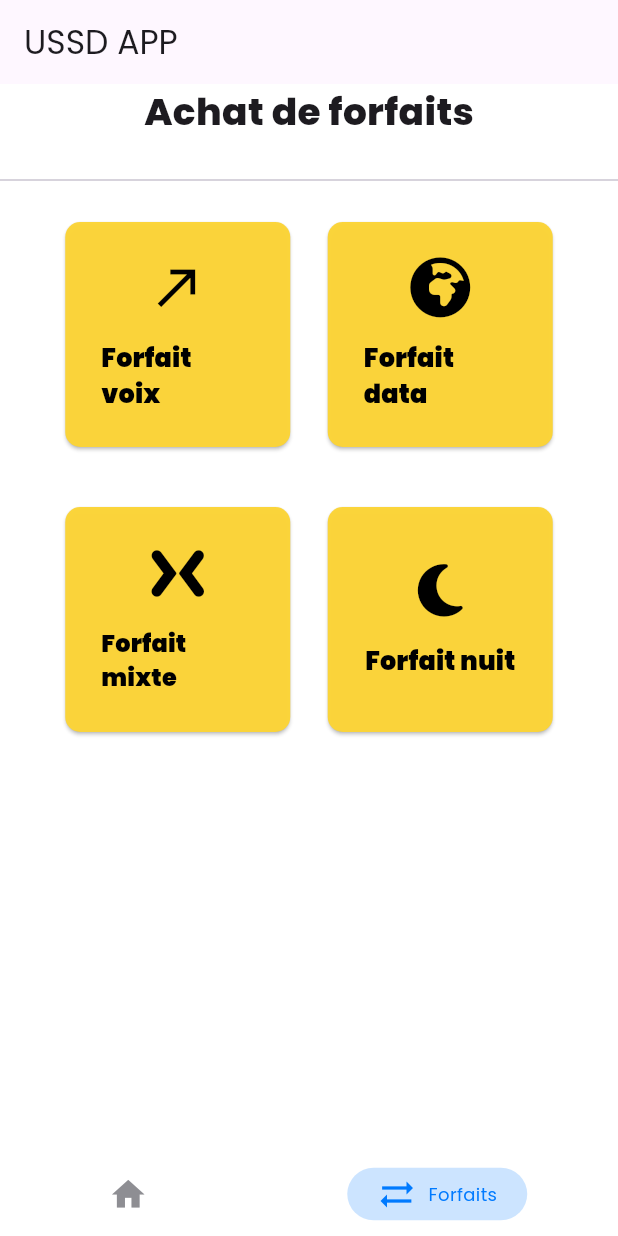
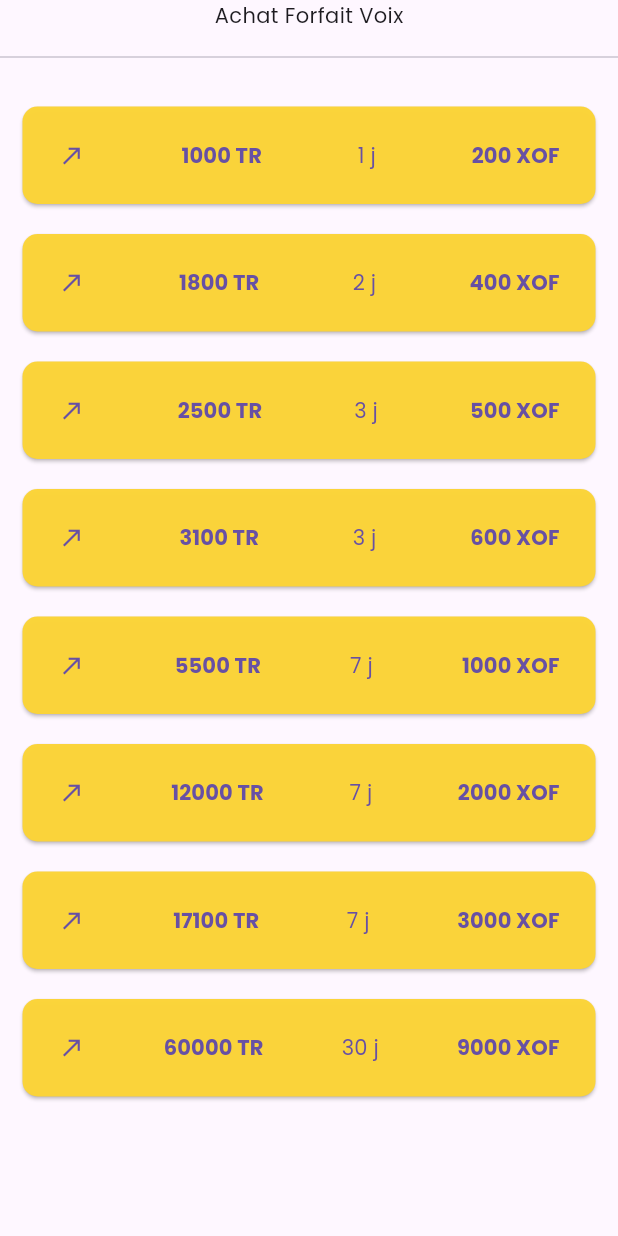
Before and after one commit to MyriadeAdm/mob_se, a Flutter app: the screen it shows after launch, item 2 of the bottom bar chosen, after a tap on "Forfait voix", on a phone screen of 412 x 824 dp. Run offline on Flutter 3.47's test engine with Material 3 defaults, Android fonts, the phone set to English and light mode, and no system bars; drawn by our look-alikes of persistent_bottom_nav_bar_v2; our stand-ins replace font_awesome_flutter, google_fonts.

Commit message:
page forfait voix debut

```diff
--- a/lib/constants/constantes.dart
+++ b/lib/constants/constantes.dart
@@ -12,11 +12,14 @@ class Constantes {
   ];
 
   static final List<ForfaitAppel> forfaitsAppel = [
-    ForfaitAppel('1000f V TR', '25', '1 j', '100'),
-    ForfaitAppel('1000f V TR', '25', '1 j', '200'),
-    ForfaitAppel('1000f V TR', '25', '1 j', '350'),
-    ForfaitAppel('1000f V TR', '25', '1 j', '600'),
-    ForfaitAppel('1000f V TR', '25', '1 j', '1000'),
+    ForfaitAppel('1000 TR', '25', '1 j', '200'),
+    ForfaitAppel('1800 TR', '75', '2 j', '400'),
+    ForfaitAppel('2500 TR', '25', '3 j', '500'),
+    ForfaitAppel('3100 TR', '75', '3 j', '600'),
+    ForfaitAppel('5500 TR', '50', '7 j', '1000'),
+    ForfaitAppel('12000 TR', '100', '7 j', '2000'),
+    ForfaitAppel('17100 TR', '100', '7 j', '3000'),
+    ForfaitAppel('60000 TR', '200', '30 j', '9000'),
   ];
 
   static final List<Historique> historique = [
--- a/lib/pages/forfait_page.dart
+++ b/lib/pages/forfait_page.dart
@@ -1,6 +1,7 @@
 import 'package:flutter/material.dart';
 import 'package:font_awesome_flutter/font_awesome_flutter.dart';
 import 'package:mob_se/constants/color_constants.dart';
+import 'package:mob_se/pages/forfait_voix_page.dart';
 
 class ForfaitPage extends StatelessWidget {
   const ForfaitPage({super.key});
@@ -30,7 +31,9 @@ class ForfaitPage extends StatelessWidget {
               SizedBox(
                 width: 150,
                 height: 150,
-                child: ElevatedButton(onPressed: () {},
+                child: ElevatedButton(onPressed: () {
+                  Navigator.push(context, MaterialPageRoute(builder: (BuildContext context) => const ForfaitVoixPage()));
+                },
                 style: ElevatedButton.styleFrom(
                   backgroundColor: ColorConstants.colorCustomButton,
                   shape: RoundedRectangleBorder(
--- /dev/null
+++ b/lib/pages/forfait_voix_page.dart
@@ -0,0 +1,73 @@
+import 'package:flutter/material.dart';
+import 'package:mob_se/constants/color_constants.dart';
+import 'package:mob_se/constants/constantes.dart';
+
+class ForfaitVoixPage extends StatelessWidget {
+  const ForfaitVoixPage({super.key});
+
+  @override
+  Widget build(BuildContext context) {
+    return Scaffold(
+      body: Center(
+        child: Column(
+          children: [
+            const Text('Achat Forfait Voix'),
+            const SizedBox(
+              height: 10,
+            ),
+            const Divider(),
+            const SizedBox(
+              height: 15,
+            ),
+            SizedBox(
+              height: 700,
+              child: ListView.builder(
+                itemCount: Constantes.forfaitsAppel.length,
+                itemBuilder: (BuildContext context, int index) {
+                  final item = Constantes.forfaitsAppel[index];
+                  return Padding(
+                    padding: const EdgeInsets.symmetric(vertical: 10, horizontal: 15),
+                    child: SizedBox(
+                      height: 65,
+                      child: ElevatedButton(
+                        style: ElevatedButton.styleFrom(
+                          backgroundColor: ColorConstants.colorCustomButton,
+                          shape: RoundedRectangleBorder(
+                            borderRadius: BorderRadius.circular(10),
+                          ),
+                        ),
+                        onPressed: () {},
+                        child: Row(
+                          mainAxisAlignment: MainAxisAlignment.spaceBetween,
+                          children: [
+                            const Icon(
+                              Icons.call_made,
+                            ),
+                            Text(
+                              item.credit,
+                              style: const TextStyle(fontWeight: FontWeight.bold),
+                            ),
+                            Text(
+                              item.validite,
+                              style:
+                                  const TextStyle(fontWeight: FontWeight.normal),
+                            ),
+
+                            Text(
+                              '${item.prix} XOF',
+                              style: const TextStyle(fontWeight: FontWeight.bold),
+                            )
+                          ],
+                        ),
+                      ),
+                    ),
+                  );
+                },
+              ),
+            ),
+          ],
+        ),
+      ),
+    );
+  }
+}
```
